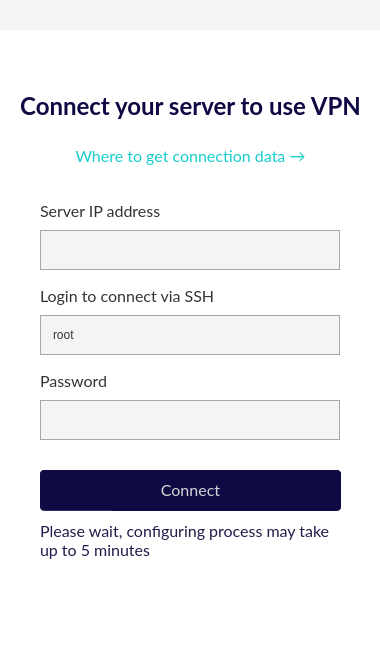
This is client/ui/mainwindow.ui in amnezia-vpn/amnezia-client as Qt 5 draws it before an edit. The edited form follows.
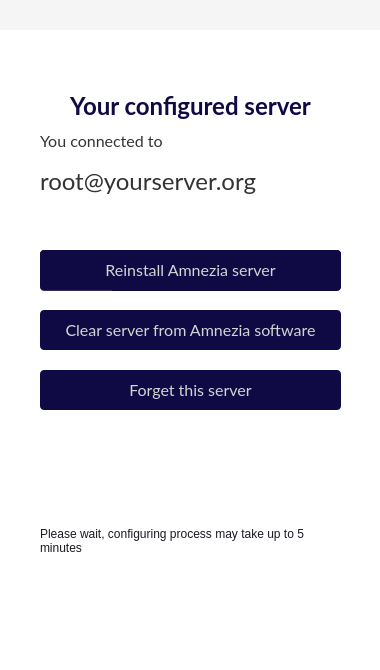
This is the edited form. The open tabs and pages were chosen to show the change. Icons and pictures are not drawn. Custom widgets are drawn as their Qt base class.

```diff
--- a/client/ui/mainwindow.ui
+++ b/client/ui/mainwindow.ui
@@ -1534,7 +1534,299 @@
        </property>
       </widget>
      </widget>
-     <widget class="QWidget" name="page_share">
+     <widget class="QWidget" name="page_server_settings">
+      <widget class="QLabel" name="label_server_settings_wait_info">
+       <property name="enabled">
+        <bool>true</bool>
+       </property>
+       <property name="geometry">
+        <rect>
+         <x>40</x>
+         <y>490</y>
+         <width>301</width>
+         <height>41</height>
+        </rect>
+       </property>
+       <property name="text">
+        <string>Please wait, configuring process may take up to 5 minutes</string>
+       </property>
+       <property name="wordWrap">
+        <bool>true</bool>
+       </property>
+      </widget>
+      <widget class="QLabel" name="label_13">
+       <property name="geometry">
+        <rect>
+         <x>40</x>
+         <y>100</y>
+         <width>171</width>
+         <height>21</height>
+        </rect>
+       </property>
+       <property name="styleSheet">
+        <string notr="true">font-family: Lato;
+font-style: normal;
+font-weight: normal;
+font-size: 16px;
+line-height: 150%;
+
+/* or 24px */
+
+/* text */
+color: #333333;</string>
+       </property>
+       <property name="text">
+        <string>You connected to</string>
+       </property>
+      </widget>
+      <widget class="QPushButton" name="pushButton_server_settings_reinstall">
+       <property name="geometry">
+        <rect>
+         <x>40</x>
+         <y>220</y>
+         <width>301</width>
+         <height>40</height>
+        </rect>
+       </property>
+       <property name="cursor">
+        <cursorShape>PointingHandCursor</cursorShape>
+       </property>
+       <property name="styleSheet">
+        <string notr="true">QPushButton {
+color:rgb(212, 212, 212);
+border-radius: 4px;
+
+font-family: Lato;
+font-style: normal;
+font-weight: normal;
+font-size: 16px;
+line-height: 21px;
+
+background: #100A44;
+border-radius: 4px;
+}
+</string>
+       </property>
+       <property name="text">
+        <string>Reinstall Amnezia server</string>
+       </property>
+      </widget>
+      <widget class="QPushButton" name="pushButton_back_from_server_settings">
+       <property name="geometry">
+        <rect>
+         <x>10</x>
+         <y>10</y>
+         <width>26</width>
+         <height>20</height>
+        </rect>
+       </property>
+       <property name="cursor">
+        <cursorShape>PointingHandCursor</cursorShape>
+       </property>
+       <property name="styleSheet">
+        <string notr="true">QPushButton {
+	image: url(:/images/arrow_right.png);
+	image-position: left;
+	text-align: left;
+    /*font: 17pt &quot;Ancient&quot;;*/
+
+	padding: 1px;
+	image: url(:/images/arrow_left.png);
+}
+QPushButton:hover {
+	padding: 0px;
+}
+
+</string>
+       </property>
+       <property name="text">
+        <string/>
+       </property>
+      </widget>
+      <widget class="QLabel" name="label_16">
+       <property name="geometry">
+        <rect>
+         <x>10</x>
+         <y>40</y>
+         <width>361</width>
+         <height>71</height>
+        </rect>
+       </property>
+       <property name="styleSheet">
+        <string notr="true">font-family: Lato;
+font-style: normal;
+font-weight: bold;
+font-size: 24px;
+line-height: 25px;
+color: #100A44;
+</string>
+       </property>
+       <property name="text">
+        <string>Your configured server</string>
+       </property>
+       <property name="alignment">
+        <set>Qt::AlignCenter</set>
+       </property>
+       <property name="wordWrap">
+        <bool>true</bool>
+       </property>
+      </widget>
+      <widget class="QProgressBar" name="progressBar_server_settings_reinstall">
+       <property name="geometry">
+        <rect>
+         <x>40</x>
+         <y>220</y>
+         <width>301</width>
+         <height>41</height>
+        </rect>
+       </property>
+       <property name="styleSheet">
+        <string notr="true">QProgressBar{
+color:rgb(212, 212, 212);
+border-radius: 4px;
+
+font-family: Lato;
+font-style: normal;
+font-weight: normal;
+font-size: 16px;
+line-height: 21px;
+
+background: #100A44;
+border-radius: 4px;
+}
+
+QProgressBar::chunk {
+background: rgba(255, 255, 255, 0.15);
+border-radius: 4px 0px 0px 4px;
+
+}
+</string>
+       </property>
+       <property name="value">
+        <number>24</number>
+       </property>
+       <property name="alignment">
+        <set>Qt::AlignCenter</set>
+       </property>
+       <property name="textVisible">
+        <bool>true</bool>
+       </property>
+       <property name="format">
+        <string>Configuring...</string>
+       </property>
+      </widget>
+      <widget class="QLabel" name="label_17">
+       <property name="geometry">
+        <rect>
+         <x>110</x>
+         <y>590</y>
+         <width>150</width>
+         <height>22</height>
+        </rect>
+       </property>
+       <property name="styleSheet">
+        <string notr="true">image: url(:/images/AmneziaVPN.png);</string>
+       </property>
+       <property name="text">
+        <string/>
+       </property>
+      </widget>
+      <widget class="QPushButton" name="pushButton_server_settings_clear">
+       <property name="geometry">
+        <rect>
+         <x>40</x>
+         <y>280</y>
+         <width>301</width>
+         <height>40</height>
+        </rect>
+       </property>
+       <property name="cursor">
+        <cursorShape>PointingHandCursor</cursorShape>
+       </property>
+       <property name="styleSheet">
+        <string notr="true">QPushButton {
+color:rgb(212, 212, 212);
+border-radius: 4px;
+
+font-family: Lato;
+font-style: normal;
+font-weight: normal;
+font-size: 16px;
+line-height: 21px;
+
+background: #100A44;
+border-radius: 4px;
+}
+</string>
+       </property>
+       <property name="text">
+        <string>Clear server from Amnezia software</string>
+       </property>
+      </widget>
+      <widget class="QPushButton" name="pushButton_server_settings_forget">
+       <property name="geometry">
+        <rect>
+         <x>40</x>
+         <y>340</y>
+         <width>301</width>
+         <height>40</height>
+        </rect>
+       </property>
+       <property name="cursor">
+        <cursorShape>PointingHandCursor</cursorShape>
+       </property>
+       <property name="styleSheet">
+        <string notr="true">QPushButton {
+color:rgb(212, 212, 212);
+border-radius: 4px;
+
+font-family: Lato;
+font-style: normal;
+font-weight: normal;
+font-size: 16px;
+line-height: 21px;
+
+background: #100A44;
+border-radius: 4px;
+}
+</string>
+       </property>
+       <property name="text">
+        <string>Forget this server</string>
+       </property>
+      </widget>
+      <widget class="QLabel" name="label_server_settings_server">
+       <property name="geometry">
+        <rect>
+         <x>40</x>
+         <y>130</y>
+         <width>321</width>
+         <height>41</height>
+        </rect>
+       </property>
+       <property name="styleSheet">
+        <string notr="true">font-family: Lato;
+font-style: normal;
+font-weight: normal;
+font-size: 24px;
+color: #333333;</string>
+       </property>
+       <property name="text">
+        <string>root@yourserver.org</string>
+       </property>
+      </widget>
+      <zorder>label_server_settings_wait_info</zorder>
+      <zorder>label_13</zorder>
+      <zorder>pushButton_back_from_server_settings</zorder>
+      <zorder>label_16</zorder>
+      <zorder>progressBar_server_settings_reinstall</zorder>
+      <zorder>label_17</zorder>
+      <zorder>pushButton_server_settings_reinstall</zorder>
+      <zorder>pushButton_server_settings_clear</zorder>
+      <zorder>pushButton_server_settings_forget</zorder>
+      <zorder>label_server_settings_server</zorder>
+     </widget>
+     <widget class="QWidget" name="page_share_connection">
       <widget class="QPushButton" name="pushButton_back_from_share">
        <property name="geometry">
         <rect>
```
Left out of the diff: 104 changed lines with no effect on the pictures.
